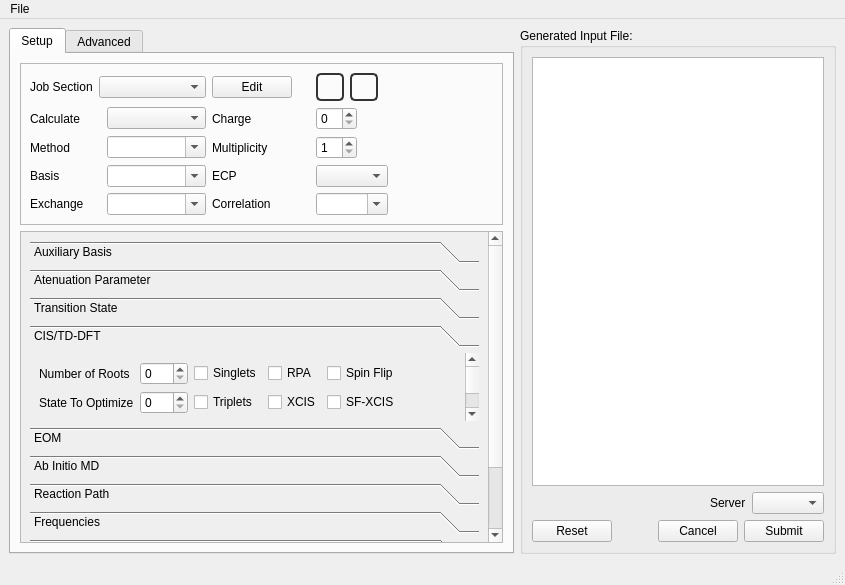
This is src/Qui/QuiMainWindow.ui in nutjunkie/IQmol as Qt 5 draws it before an edit. The edited form follows.
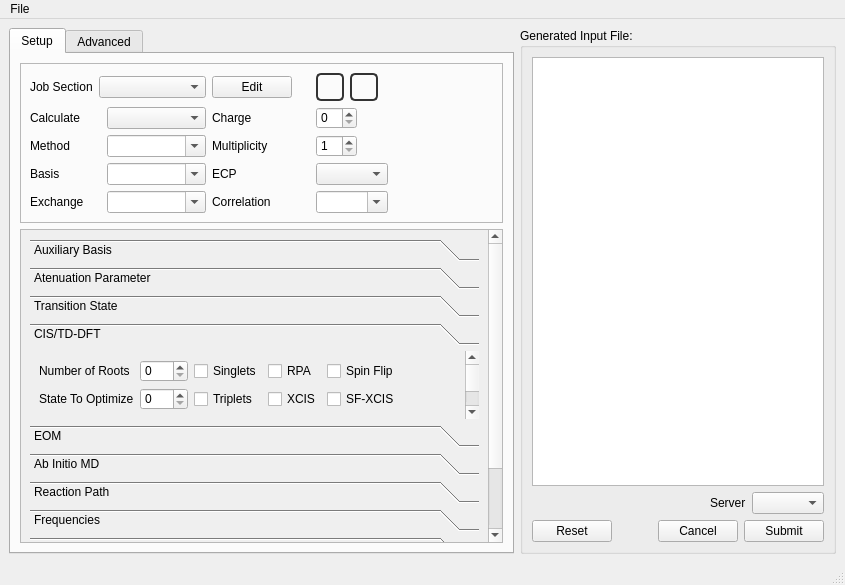
This is the edited form. Icons and pictures are not drawn.

```diff
--- a/src/Qui/QuiMainWindow.ui
+++ b/src/Qui/QuiMainWindow.ui
@@ -13,6 +13,17 @@
   <property name="windowTitle">
    <string>MainWindow</string>
   </property>
+  <property name="styleSheet">
+   <string notr="true"> QToolTip {
+    border: 2px solid darkkhaki;
+    padding: 2px;
+    border-radius: 3px;
+    opacity: 500;
+    font-size: 12px;
+    color: #000;
+    background-color: #EEE;
+}</string>
+  </property>
   <widget class="QWidget" name="centralwidget">
    <layout class="QHBoxLayout" name="horizontalLayout_24">
     <item>
@@ -436,8 +447,8 @@
             <rect>
              <x>0</x>
              <y>0</y>
-             <width>431</width>
-             <height>485</height>
+             <width>440</width>
+             <height>432</height>
             </rect>
            </property>
            <layout class="QVBoxLayout" name="verticalLayout_7">
@@ -450,7 +461,7 @@
                <number>3</number>
               </property>
               <property name="tabSpacing">
-               <number>-1</number>
+               <number>6</number>
               </property>
               <widget class="QWidget" name="pageAuxiliaryBasis">
                <property name="geometry">
@@ -626,8 +637,8 @@
                 <rect>
                  <x>0</x>
                  <y>0</y>
-                 <width>438</width>
-                 <height>171</height>
+                 <width>466</width>
+                 <height>166</height>
                 </rect>
                </property>
                <attribute name="label">
```
Left out of the diff: 49 changed lines with no effect on the pictures.
